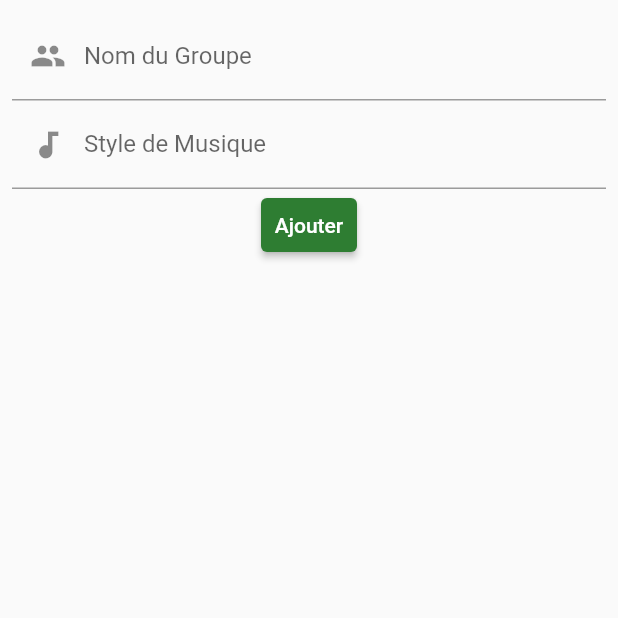
After one commit to Aurel44/Fest_Ideal_App, a Flutter app: the AddBand screen opened directly, on a phone screen of 412 x 824 dp, the top half of it. The commit adds this screen. Run offline on Flutter 3.47's test engine with Material 2 defaults, Android fonts, the phone set to English and light mode, and no system bars; our stand-ins replace flutter_dotenv, flutter_secure_storage; accounts and stored records are empty; network calls fail.

Commit message:
CRUD on Bands

```diff
--- a/fest_ideal_app/lib/Models/band.dart
+++ b/fest_ideal_app/lib/Models/band.dart
@@ -2,14 +2,11 @@ class Band {
   final String name;
   final String musicstyle;
 
-  Band(this.name, this.musicstyle);
+  Band( this.name, this.musicstyle);
 
-  Band.fromJson(Map<String, dynamic> json)
+  Band.fromJson(Map<dynamic, dynamic> json)
       : name = json['name'],
         musicstyle = json['music_style'];
 
-  // Map<String, dynamic> toJson() => {
-  //       'name': name,
-  //       'music_style': music_style
-  //     };
+  Map<String, dynamic> toJson() => {'name': name, 'music_style': musicstyle};
 }
--- /dev/null
+++ b/fest_ideal_app/lib/add_band.dart
@@ -0,0 +1,100 @@
+// ignore_for_file: avoid_print, unused_catch_clause
+
+import 'package:flutter/material.dart';
+import 'package:http/http.dart' as http;
+import 'dart:io';
+import 'package:flutter_dotenv/flutter_dotenv.dart';
+
+class AddBand extends StatefulWidget {
+  const AddBand({Key? key}) : super(key: key);
+
+  @override
+  _AddBandState createState() => _AddBandState();
+}
+
+class _AddBandState extends State<AddBand> {
+  TextEditingController tecName = TextEditingController();
+  TextEditingController tecMusicStyle = TextEditingController();
+
+  final _addFormKey = GlobalKey<FormState>();
+
+  @override
+  Widget build(BuildContext context) {
+    return Scaffold(
+      body: _addBand(),
+    );
+  }
+
+  Widget _addBand() {
+    return Padding(
+      padding: const EdgeInsets.all(8.0),
+      child: Form(
+        key: _addFormKey,
+        child: Column(
+          children: <Widget>[
+            TextField(
+              controller: tecName,
+              decoration: const InputDecoration(
+                label: Text('Nom du Groupe'),
+                prefixIcon: Icon(Icons.group),
+              ),
+            ),
+            TextField(
+              controller: tecMusicStyle,
+              decoration: const InputDecoration(
+                  label: Text('Style de Musique'),
+                  prefixIcon: Icon(Icons.audiotrack)),
+            ),
+            ElevatedButton(
+                onPressed: _addBandToDB,
+                child: const Text('Ajouter'),
+                style: ElevatedButton.styleFrom(
+                    primary: Colors.green[800],
+                    padding: const EdgeInsets.all(8.0))),
+          ],
+        ),
+      ),
+    );
+  }
+
+  void _addBandToDB() async {
+    //Récupération des champs
+    String name = tecName.text;
+    String musicstyle = tecMusicStyle.text;
+
+    print(name + " " + musicstyle);
+
+    //Appel de la variable d'envirronnement
+    var url = (dotenv.env['API_URL']).toString() + 'bands/';
+
+    //Préparation de la requête à énvoyer au serveur
+    try {
+      var responseRegister = await http.post(Uri.parse(url),
+          body: {"name": name, "music_style": musicstyle});
+      if (responseRegister.statusCode == 200) {
+        //Informer l'utilisateur du succès de la requête
+
+        SnackBar snackBarSuccess =
+            const SnackBar(content: Text("Groupe ajouté"));
+        ScaffoldMessenger.of(context).showSnackBar(snackBarSuccess);
+
+        //Clear TextField
+        tecName.clear();
+        tecMusicStyle.clear();
+      } else if (responseRegister.statusCode > 0) {
+        //Si le serveur répond autre chose que 200 alors on affiche le status
+        print(responseRegister.body);
+        SnackBar snackBarFailure = SnackBar(
+            content:
+                Text("erreur : " + responseRegister.statusCode.toString()));
+        ScaffoldMessenger.of(context).showSnackBar(snackBarFailure);
+      }
+    } on SocketException catch (socketException) {
+      //On affiche un message lorsque le serveur est inatteignable (erreur de connexion
+      // ignore: unnecessary_new
+      SnackBar snackBarFailure = const SnackBar(
+          content: Text("Nous avons des difficultés à joindre le serveur"));
+      ScaffoldMessenger.of(context).showSnackBar(snackBarFailure);
+    }
+  }
+}
```
Also changed, not shown: fest_ideal_app/lib/admin_homepage.dart (added, +15 -0 lines), fest_ideal_app/lib/admin_page.dart (+12 -8 lines), fest_ideal_app/lib/bands_page.dart (+33 -3 lines), fest_ideal_app/lib/delete_band.dart (added, +116 -0 lines), fest_ideal_app/lib/home_page.dart (+4 -4 lines), fest_ideal_app/lib/login_page.dart (+11 -12 lines), fest_ideal_app/lib/logout.dart (added, +17 -0 lines), fest_ideal_app/lib/programme_page.dart (+12 -10 lines), fest_ideal_app/lib/update_band.dart (added, +57 -0 lines), 2 other files.
